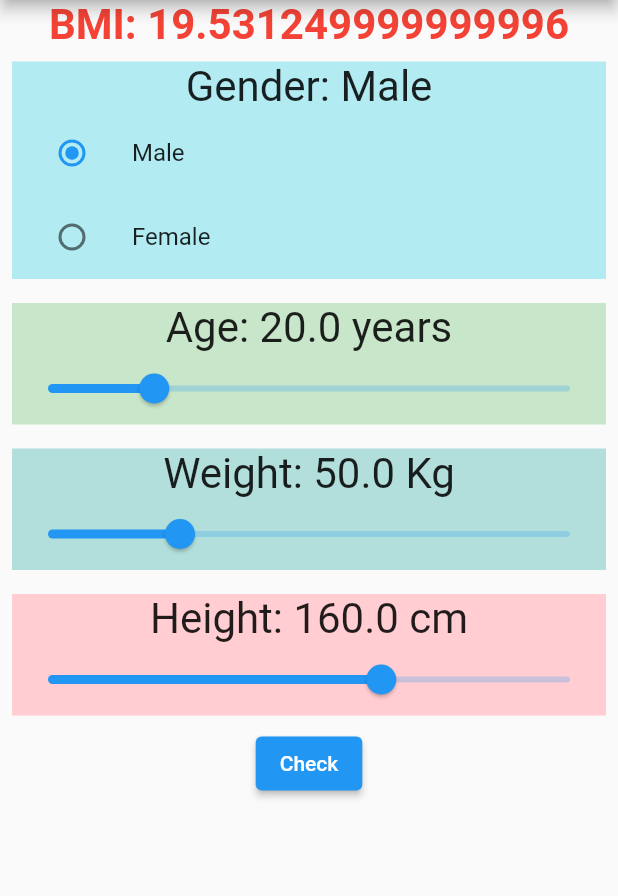
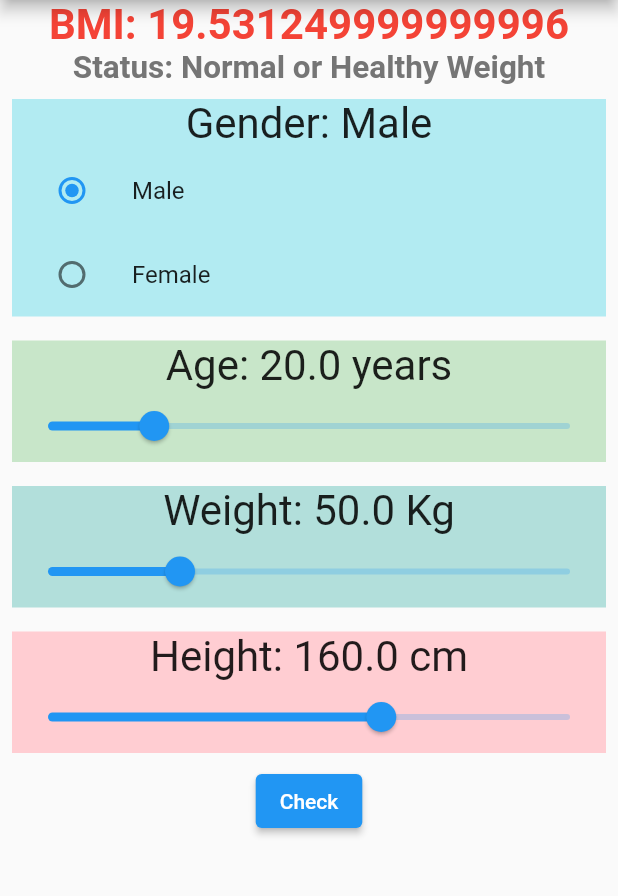
Before and after one commit to singhteekam/BMI-Calculator, a Flutter app: the screen it shows after launch, after a tap on "Check", on a phone screen of 412 x 824 dp, the part 84-980 px from its top. Run offline on Flutter 3.47's test engine with Material 2 defaults, Android fonts, the light colour scheme and no system bars.

Commit message:
second commit

```diff
--- a/lib/home.dart
+++ b/lib/home.dart
@@ -10,11 +10,19 @@ class MyHomePage extends StatefulWidget {
 class _MyHomePageState extends State<MyHomePage> {
   var age = 20.0, height=160.0, weight=50.0, bmi=0.0;
 
-  var gender="Male";
+  var gender="Male", status="";
 
   checkBMI(){
     var heightInMtr= height/100;
     bmi= weight/(heightInMtr*heightInMtr);
+    if(bmi<18.5)
+      status= "Underweight";
+    else if(bmi>=18.5 && bmi<=24.9)
+      status= "Normal or Healthy Weight";
+    else if(bmi>=25 && bmi<=29.9)
+      status= "Overweight";
+    else if(bmi>29.9)
+      status= "Obese";
     setState(() {
     });
   }
@@ -36,6 +44,11 @@ class _MyHomePageState extends State<MyHomePage> {
                 'BMI: $bmi',
                 textScaleFactor: 2,
                 style: TextStyle(fontWeight: FontWeight.bold, color: Colors.red,)
+              ),
+              Text(
+                'Status: $status',
+                textScaleFactor: 1.5,
+                style: TextStyle(fontWeight: FontWeight.bold, color: Colors.grey[600],)
               ),
 
             //  SizedBox(
```
